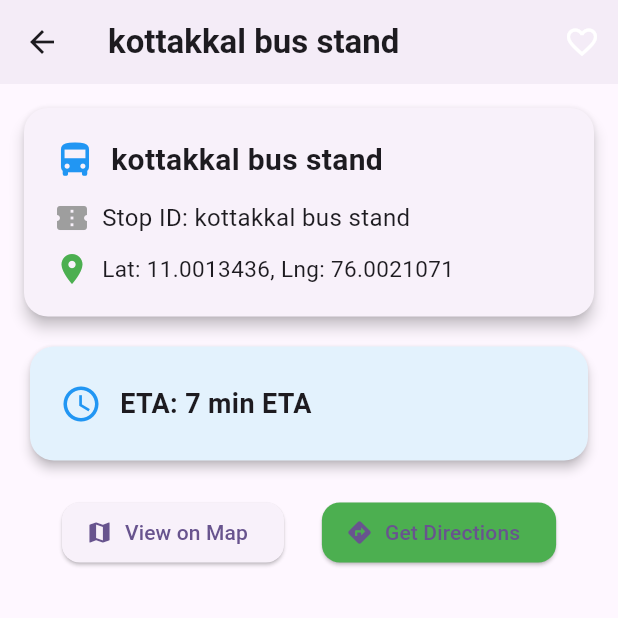
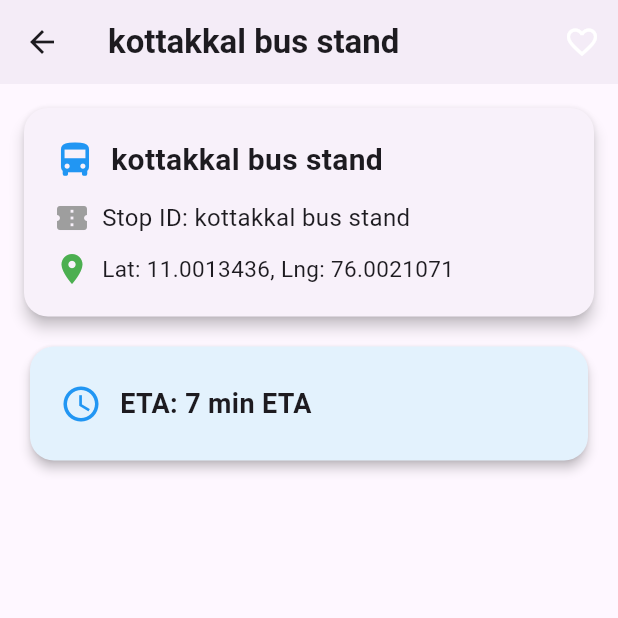
Before and after one commit to epashiq/evide-bus-tracking, a Flutter app: the screen it shows after launch, after a tap on "kottakkal bus stand", on a phone screen of 412 x 824 dp, the top half of it. Run offline on Flutter 3.47's test engine with Material 3 defaults, Android fonts, the phone set to English and light mode, and no system bars; our stand-ins replace shared_preferences.

Commit message:
ui updated , task completedsuccesfully

```diff
--- a/lib/view/screens/bus_details_stop_screen.dart
+++ b/lib/view/screens/bus_details_stop_screen.dart
@@ -36,7 +36,6 @@ class BusDetailsStopScreen extends StatelessWidget {
         child: Column(
           crossAxisAlignment: CrossAxisAlignment.start,
           children: [
-            // Stop Info Card
             Card(
               shape: RoundedRectangleBorder(
                   borderRadius: BorderRadius.circular(16)),
@@ -88,8 +87,6 @@ class BusDetailsStopScreen extends StatelessWidget {
                 ),
               ),
             ),
-
-            // ETA Card
             Card(
               color: Colors.blue.shade50,
               shape: RoundedRectangleBorder(
@@ -111,32 +108,6 @@ class BusDetailsStopScreen extends StatelessWidget {
                 ),
               ),
             ),
-
-            const SizedBox(height: 20),
-
-            // Action Buttons
-            Row(
-              mainAxisAlignment: MainAxisAlignment.spaceEvenly,
-              children: [
-                ElevatedButton.icon(
-                  onPressed: () {},
-                  icon: const Icon(Icons.map),
-                  label: const Text("View on Map"),
-                  style: ElevatedButton.styleFrom(
-                      shape: RoundedRectangleBorder(
-                          borderRadius: BorderRadius.circular(12))),
-                ),
-                ElevatedButton.icon(
-                  onPressed: () {},
-                  icon: const Icon(Icons.directions),
-                  label: const Text("Get Directions"),
-                  style: ElevatedButton.styleFrom(
-                      backgroundColor: Colors.green,
-                      shape: RoundedRectangleBorder(
-                          borderRadius: BorderRadius.circular(12))),
-                ),
-              ],
-            ),
           ],
         ),
       ),
--- a/lib/view/screens/bus_stop_screen.dart
+++ b/lib/view/screens/bus_stop_screen.dart
@@ -1,5 +1,6 @@
 import 'package:evide_bus_tracking_test/controller/provider/bus_provider.dart';
 import 'package:evide_bus_tracking_test/view/screens/bus_details_stop_screen.dart';
+import 'package:evide_bus_tracking_test/view/screens/favourite_bus_stop_screen.dart';
 import 'package:flutter/material.dart';
 import 'package:provider/provider.dart';
 
@@ -36,6 +37,17 @@ class _BusStopScreenState extends State<BusStopScreen> {
             fontSize: 20,
           ),
         ),
+        actions: [
+          IconButton(
+              onPressed: () {
+                Navigator.push(
+                    context,
+                    MaterialPageRoute(
+                      builder: (context) => const FavoriteBusStopScreen(),
+                    ));
+              },
+              icon: const Icon(Icons.favorite))
+        ],
         bottom: PreferredSize(
           preferredSize: const Size.fromHeight(65),
           child: Padding(
```
Also changed, not shown: lib/view/screens/favourite_bus_stop_screen.dart (+75 -0 lines).
